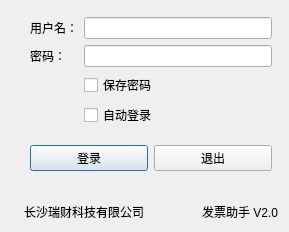
First picture: the form in src/invoice/gui/login.ui, repository lcw2004/fapiao, before the edit.
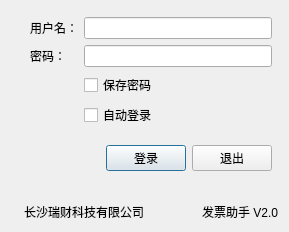
Second picture: the form after the edit. Icons and pictures are not drawn.

The edit to the form file:
```diff
--- a/src/invoice/gui/login.ui
+++ b/src/invoice/gui/login.ui
@@ -107,6 +107,19 @@
        <property name="margin">
         <number>6</number>
        </property>
+       <item>
+        <spacer name="horizontalSpacer">
+         <property name="orientation">
+          <enum>Qt::Horizontal</enum>
+         </property>
+         <property name="sizeHint" stdset="0">
+          <size>
+           <width>40</width>
+           <height>20</height>
+          </size>
+         </property>
+        </spacer>
+       </item>
        <item>
         <widget class="QPushButton" name="login_login_btn">
          <property name="text">
```
Left out of the diff: 6 changed lines with no effect on the pictures.
